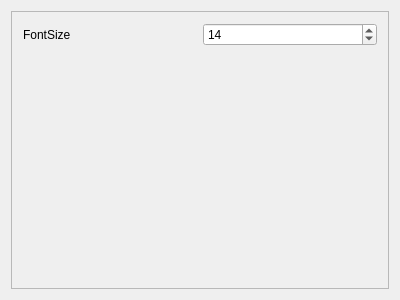
SHM-white/MusicPlayer, file src/Settings.ui: the form before one commit.
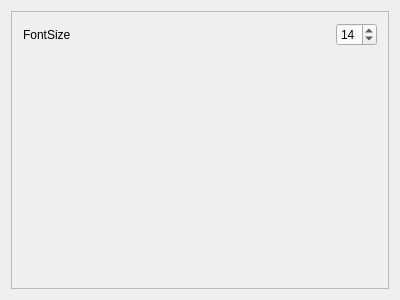
The form after the commit.

What changed in the file:
```diff
--- a/src/Settings.ui
+++ b/src/Settings.ui
@@ -38,8 +38,27 @@
            </property>
           </widget>
          </item>
+         <item>
+          <spacer name="horizontalSpacer">
+           <property name="orientation">
+            <enum>Qt::Orientation::Horizontal</enum>
+           </property>
+           <property name="sizeHint" stdset="0">
+            <size>
+             <width>40</width>
+             <height>20</height>
+            </size>
+           </property>
+          </spacer>
+         </item>
          <item>
           <widget class="QSpinBox" name="spinBox_fontSize">
+           <property name="sizePolicy">
+            <sizepolicy hsizetype="Preferred" vsizetype="Preferred">
+             <horstretch>0</horstretch>
+             <verstretch>0</verstretch>
+            </sizepolicy>
+           </property>
            <property name="value">
             <number>14</number>
            </property>
```
